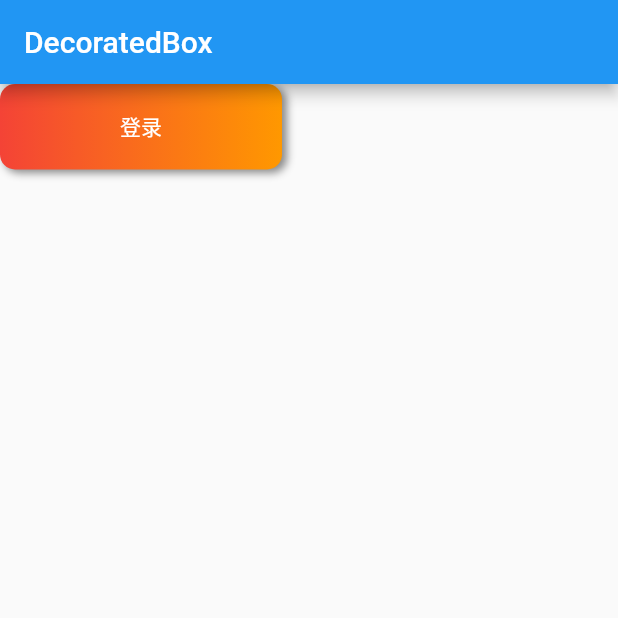
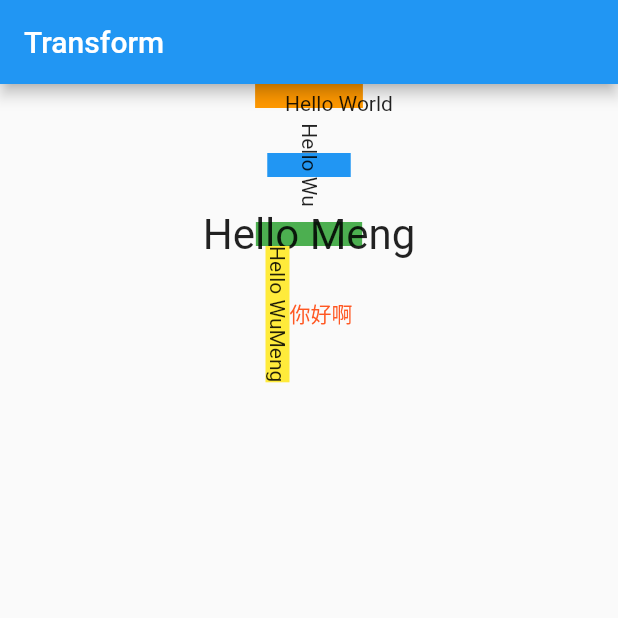
Before and after one commit to WuMeng-1993/Flutter_Learn, a Flutter app: the screen it shows after launch, on a phone screen of 412 x 824 dp, the top half of it. Run offline on Flutter 3.47's test engine with Material 2 defaults, Android fonts, the phone set to English and light mode, and no system bars.

Commit message:
添加Transform组件

```diff
--- /dev/null
+++ b/lib/TransformTestRouter.dart
@@ -0,0 +1,64 @@
+import 'package:flutter/cupertino.dart';
+import 'package:flutter/material.dart';
+import 'dart:math' as math;
+
+class TransformTestRouter extends StatelessWidget {
+  @override
+  Widget build(BuildContext context) {
+    return Scaffold(
+      appBar: AppBar(
+        title: Text("Transform"),
+      ),
+      body: SizedBox(
+        width: double.infinity,
+        height: double.infinity,
+        child: Column(
+          crossAxisAlignment: CrossAxisAlignment.center,
+          children: <Widget>[
+            DecoratedBox(
+              decoration: BoxDecoration(color: Colors.orange),
+              child: Transform.translate(
+                offset: Offset(20.0, 5.0),
+                child: Text("Hello World"),
+              ),
+            ),
+            Padding(
+              padding:
+                  const EdgeInsets.symmetric(vertical: 30.0, horizontal: 10.0),
+              child: DecoratedBox(
+                decoration: BoxDecoration(color: Colors.blue),
+                child: Transform.rotate(
+                  angle: math.pi / 2,
+                  child: Text("Hello Wu"),
+                ),
+              ),
+            ),
+            DecoratedBox(
+              decoration: BoxDecoration(color: Colors.green),
+              child: Transform.scale(
+                scale: 2.0,
+                child: Text("Hello Meng"),
+              ),
+            ),
+            Row(
+              mainAxisAlignment: MainAxisAlignment.center,
+              children: <Widget>[
+                DecoratedBox(
+                  decoration: BoxDecoration(color: Colors.yellow),
+                  child: RotatedBox(
+                    quarterTurns: 1,
+                    child: Text("Hello WuMeng"),
+                  ),
+                ),
+                Text(
+                  "你好啊",
+                  style: TextStyle(color: Colors.deepOrange),
+                )
+              ],
+            )
+          ],
+        ),
+      ),
+    );
+  }
+}
--- a/lib/main.dart
+++ b/lib/main.dart
@@ -12,6 +12,7 @@ import 'package:flutterapp1/PaddingTestRoute.dart';
 import 'package:flutterapp1/ProgressRoute.dart';
 import 'package:flutterapp1/RowTestRoute.dart';
 import 'package:flutterapp1/StackAndPositionedTestRoute.dart';
+import 'package:flutterapp1/TransformTestRouter.dart';
 import 'package:flutterapp1/TwoProgressIndicator.dart';
 import 'package:flutterapp1/RouterTestRoute.dart';
 import 'package:flutterapp1/SwitchAndCheckBoxTestRoute.dart';
@@ -44,7 +45,7 @@ class MyApp extends StatelessWidget {
 //          },
 //        },
         // home: new MyHomePage(title: "Flutter Demo Home Page")
-      home: new DecoratedBoxTest(),
+      home: new TransformTestRouter(),
     );
   }
 }
```
